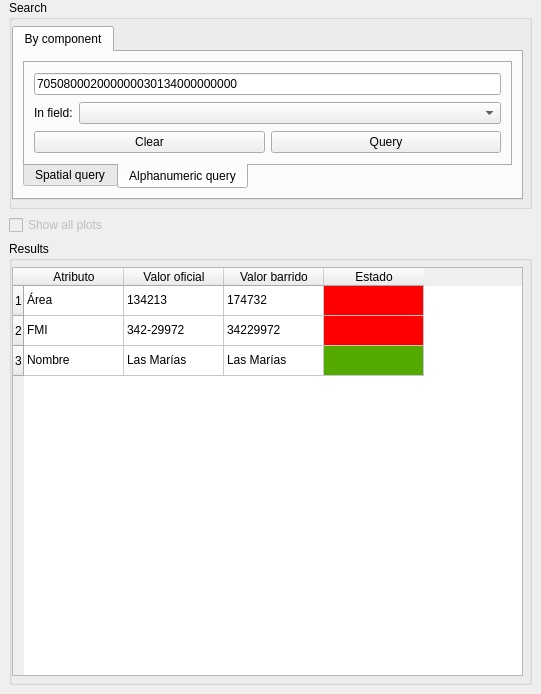
Before: the Qt Designer form asistente_ladm_col/ui/dockwidget_changes.ui in SwissTierrasColombia/Asistente-LADM-COL, drawn with Qt 5.
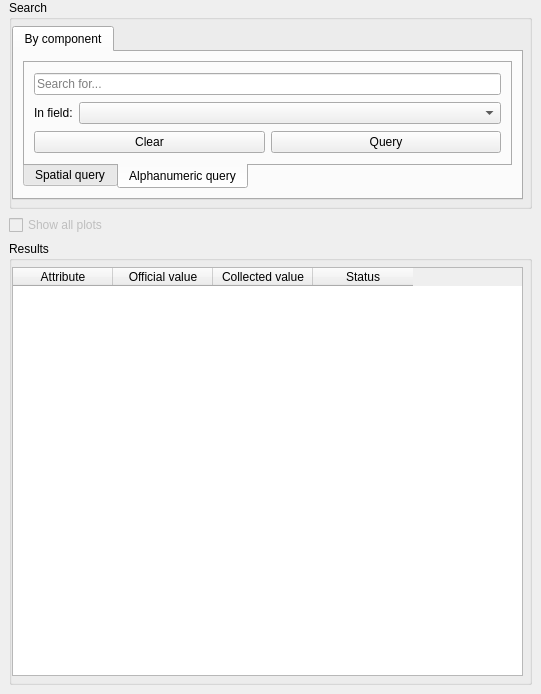
After: the same form once the commit is applied. Custom widgets are drawn as their Qt base class.

Commit message: [i18n] Update translations for change etection

What changed in the file:
```diff
--- a/asistente_ladm_col/ui/dockwidget_changes.ui
+++ b/asistente_ladm_col/ui/dockwidget_changes.ui
@@ -169,7 +169,7 @@
                <item row="0" column="0">
                 <widget class="QLineEdit" name="txt_alphanumeric_query">
                  <property name="text">
-                  <string>705080002000000030134000000000</string>
+                  <string/>
                  </property>
                  <property name="placeholderText">
                   <string>Search for...</string>
@@ -213,143 +213,26 @@
        </property>
        <item row="0" column="0">
         <widget class="QTableWidget" name="tableWidget">
-         <row>
-          <property name="text">
-           <string>1</string>
-          </property>
-         </row>
-         <row>
-          <property name="text">
-           <string>2</string>
-          </property>
-         </row>
-         <row>
-          <property name="text">
-           <string>3</string>
-          </property>
-         </row>
          <column>
           <property name="text">
-           <string>Atributo</string>
+           <string>Attribute</string>
           </property>
          </column>
          <column>
           <property name="text">
-           <string>Valor oficial</string>
+           <string>Official value</string>
           </property>
          </column>
          <column>
           <property name="text">
-           <string>Valor barrido</string>
+           <string>Collected value</string>
           </property>
          </column>
          <column>
           <property name="text">
-           <string>Estado</string>
+           <string>Status</string>
           </property>
          </column>
-         <item row="0" column="0">
-          <property name="text">
-           <string>Área</string>
-          </property>
-         </item>
-         <item row="0" column="1">
-          <property name="text">
-           <string>134213</string>
-          </property>
-         </item>
-         <item row="0" column="2">
-          <property name="text">
-           <string>174732</string>
-          </property>
-         </item>
-         <item row="0" column="3">
-          <property name="text">
-           <string/>
-          </property>
-          <property name="background">
-           <brush brushstyle="SolidPattern">
-            <color alpha="255">
-             <red>255</red>
-             <green>0</green>
-             <blue>0</blue>
-            </color>
-           </brush>
-          </property>
-          <property name="foreground">
-           <brush brushstyle="NoBrush">
-            <color alpha="255">
-             <red>255</red>
-             <green>0</green>
-             <blue>0</blue>
-            </color>
-           </brush>
-          </property>
-         </item>
-         <item row="1" column="0">
-          <property name="text">
-           <string>FMI</string>
-          </property>
-         </item>
-         <item row="1" column="1">
-          <property name="text">
-           <string>342-29972</string>
-          </property>
-         </item>
-         <item row="1" column="2">
-          <property name="text">
-           <string>34229972</string>
-          </property>
-         </item>
-         <item row="1" column="3">
-          <property name="text">
-           <string/>
-          </property>
-          <property name="background">
-           <brush brushstyle="SolidPattern">
-            <color alpha="255">
-             <red>255</red>
-             <green>0</green>
-             <blue>0</blue>
-            </color>
-           </brush>
-          </property>
-          <property name="foreground">
-           <brush brushstyle="NoBrush">
-            <color alpha="255">
-             <red>0</red>
-             <green>255</green>
-             <blue>0</blue>
-            </color>
-           </brush>
-          </property>
-         </item>
-         <item row="2" column="0">
-          <property name="text">
-           <string>Nombre</string>
-          </property>
-         </item>
-         <item row="2" column="1">
-          <property name="text">
-           <string>Las Marías</string>
-          </property>
-         </item>
-         <item row="2" column="2">
-          <property name="text">
-           <string>Las Marías</string>
-          </property>
-         </item>
-         <item row="2" column="3">
-          <property name="background">
-           <brush brushstyle="SolidPattern">
-            <color alpha="255">
-             <red>85</red>
-             <green>170</green>
-             <blue>0</blue>
-            </color>
-           </brush>
-          </property>
-         </item>
         </widget>
        </item>
       </layout>
```
The commit also changes 2 other files.
